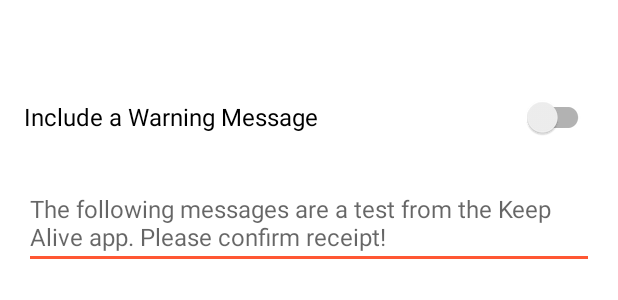
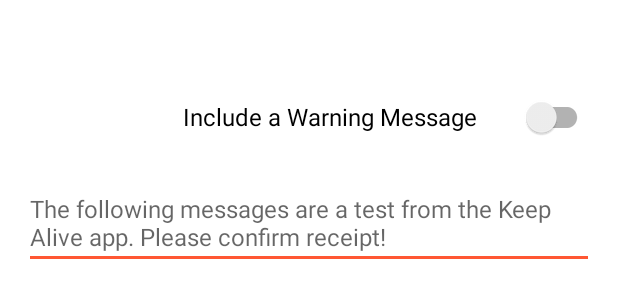
Before and after one commit to keepalivedev/KeepAlive, an Android app: the layout dialog_test_alert_confirmation.xml on its own in the app's theme, with its tools: preview values and no code run, on a phone screen of 412 x 824 dp. Shown: the top 300 px of the screen. Run offline under Robolectric (Android 15) with nearby library versions, the phone set to English and light mode, and no system bars.

Commit message:
fix message count logic and add scroll view to test alert dialog

```diff
--- a/app/src/main/res/layout/dialog_test_alert_confirmation.xml
+++ b/app/src/main/res/layout/dialog_test_alert_confirmation.xml
@@ -1,5 +1,10 @@
 <?xml version="1.0" encoding="utf-8"?>
-<LinearLayout xmlns:android="http://schemas.android.com/apk/res/android"
+<androidx.core.widget.NestedScrollView xmlns:android="http://schemas.android.com/apk/res/android"
+    android:layout_width="match_parent"
+    android:layout_height="match_parent"
+    android:fillViewport="true">
+
+    <LinearLayout
         android:layout_width="match_parent"
         android:layout_height="wrap_content"
         android:orientation="vertical"
@@ -25,12 +30,14 @@
                 android:layout_height="wrap_content"
                 android:layout_weight="1"
                 android:textSize="@dimen/default_text_size"
+                android:textAlignment="textEnd"
                 android:text="@string/test_alert_switch_include_warning_text"/>
 
             <androidx.appcompat.widget.SwitchCompat
                 android:id="@+id/switchSendWarning"
                 android:layout_width="wrap_content"
                 android:layout_height="wrap_content"
+                android:layout_weight="0.1"
                 android:checked="false"/>
         </LinearLayout>
         <LinearLayout
@@ -61,7 +68,8 @@
             android:textSize="@dimen/default_text_size"
             android:padding="8dp"
             android:layout_marginTop="8dp"
-        android:textAlignment="textStart"
+            android:textAlignment="textEnd"
             />
 
     </LinearLayout>
+</androidx.core.widget.NestedScrollView>
```
Also changed, not shown: app/src/main/java/io/keepalive/android/MainActivity.kt (+36 -12 lines). Lines whose indentation alone changed are shown as unchanged.
